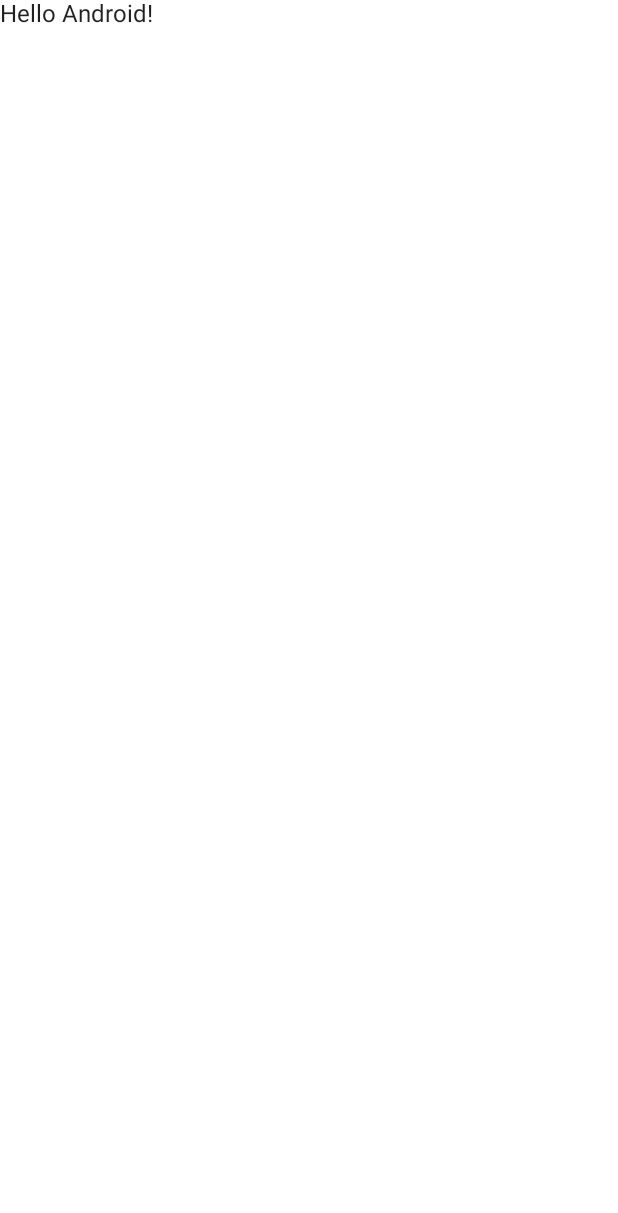
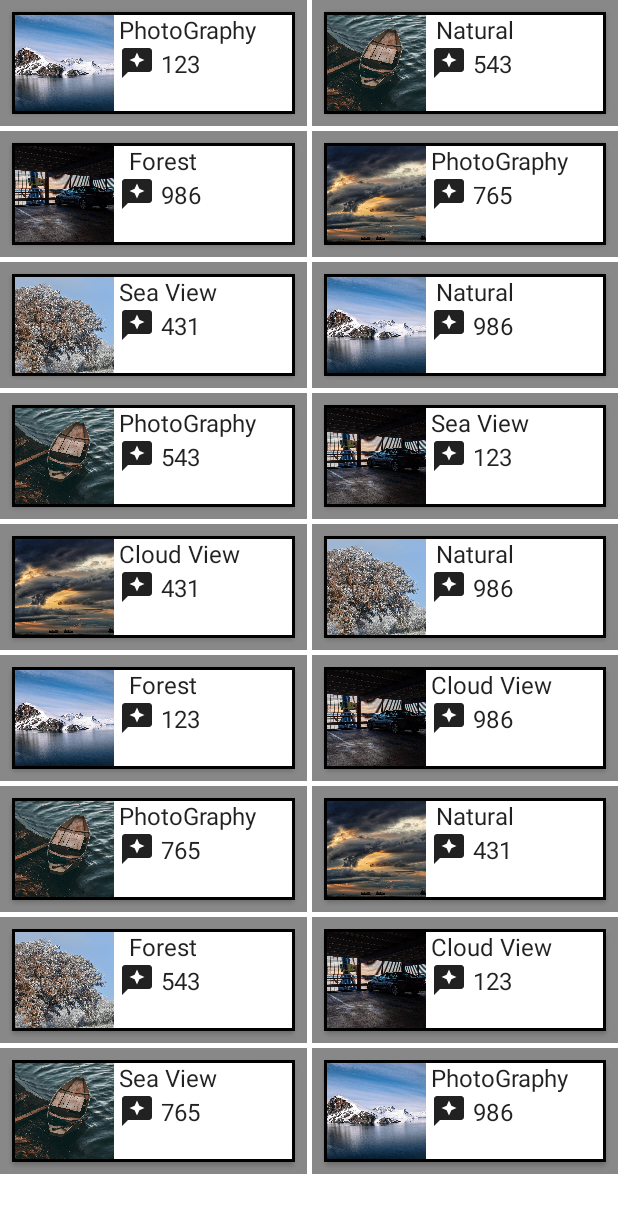
Before and after one commit to KshamaGupta/ChatApp, an Android app built with Jetpack Compose: the screen it shows after launch (MainActivity), on a phone screen of 412 x 824 dp. Before the commit the part shown is almost empty. Shown: the top 1213 px of the screen. Run offline under Robolectric (Android 15) with nearby library versions, the phone set to English and light mode, and no system bars.

Commit message:
initial commit

```diff
--- a/app/src/main/java/com/example/myapplication/MainActivity.kt
+++ b/app/src/main/java/com/example/myapplication/MainActivity.kt
@@ -1,16 +1,32 @@
 package com.example.myapplication
 
+import android.R
 import android.os.Bundle
 import androidx.activity.ComponentActivity
 import androidx.activity.compose.setContent
-import androidx.compose.foundation.layout.fillMaxSize
-import androidx.compose.material.MaterialTheme
-import androidx.compose.material.Surface
-import androidx.compose.material.Text
+import androidx.compose.foundation.Image
+import androidx.compose.foundation.background
+import androidx.compose.foundation.border
+import androidx.compose.foundation.layout.*
+import androidx.compose.foundation.layout.Arrangement.Absolute.spacedBy
+import androidx.compose.foundation.lazy.grid.GridCells
+import androidx.compose.foundation.lazy.grid.LazyVerticalGrid
+import androidx.compose.foundation.lazy.grid.items
+import androidx.compose.foundation.lazy.items
+import androidx.compose.material.*
 import androidx.compose.runtime.Composable
+import androidx.compose.ui.Alignment
 import androidx.compose.ui.Modifier
-import androidx.compose.ui.tooling.preview.Preview
+import androidx.compose.ui.graphics.Color
+import androidx.compose.ui.layout.ContentScale
+import androidx.compose.ui.res.dimensionResource
+import androidx.compose.ui.res.painterResource
+import androidx.compose.ui.res.stringResource
+import androidx.compose.ui.unit.dp
+import com.example.myapplication.data.DataSource
+import com.example.myapplication.model.Course
 import com.example.myapplication.ui.theme.MyApplicationTheme
+
 
 class MainActivity : ComponentActivity() {
     override fun onCreate(savedInstanceState: Bundle?) {
@@ -22,22 +38,50 @@ class MainActivity : ComponentActivity() {
                     modifier = Modifier.fillMaxSize(),
                     color = MaterialTheme.colors.background
                 ) {
-                    Greeting("Android")
+                    CourseApp()
                 }
             }
         }
     }
 }
+@Composable
+fun CourseApp(){
+    CourseListApp()
+}
 
 @Composable
-fun Greeting(name: String) {
-    Text(text = "Hello $name!")
+fun CourseListApp(){
+    LazyVerticalGrid(
+        columns = GridCells.Fixed(2),
+        verticalArrangement = spacedBy(3.dp),
+        horizontalArrangement = spacedBy(3.dp),
+         modifier= Modifier
+    ){
+        items(DataSource.l) { topic ->
+            CourseCard(topic)
+        }
+    }
 }
 
-@Preview(showBackground = true)
 @Composable
-fun DefaultPreview() {
-    MyApplicationTheme {
-        Greeting("Android")
-    }
+fun CourseCard(course:Course,modifier: Modifier=Modifier){
+            Card(modifier= Modifier
+                .background(color = Color.Gray).padding(8.dp)
+                .border(2.dp, color = Color.Black), elevation = 2.dp) {
+                Row() {
+                    Image(painter = painterResource(id = course.drawbleId), contentDescription ="",
+                        modifier= Modifier
+                            .size(68.dp,68.dp).aspectRatio(1f), contentScale = ContentScale.Crop)
+                    Column(Modifier.padding(3.dp)) {
+                        Text(text = stringResource(id = course.titleID),modifier=Modifier.align(Alignment.CenterHorizontally))
+                        Row() {
+                            Icon(
+                                painter = painterResource(id = course.iconId),
+                                contentDescription = ""
+                            )
+                            Text(text = stringResource(id = course.ratingId),modifier=Modifier.padding(4.dp))
+                        }
+                    }
+                }
+            }
 }
--- /dev/null
+++ b/app/src/main/java/com/example/myapplication/data/DataSource.kt
@@ -0,0 +1,29 @@
+package com.example.myapplication.data
+
+import com.example.myapplication.R
+import com.example.myapplication.model.Course
+
+object DataSource {
+
+        val l= listOf(Course(R.drawable.image2,R.drawable.baseline_reviews_24,R.string.title1,R.string.rating1),
+            Course(R.drawable.image3,R.drawable.baseline_reviews_24,R.string.title2,R.string.rating2),
+            Course(R.drawable.image4,R.drawable.baseline_reviews_24,R.string.title3,R.string.rating3),
+            Course(R.drawable.image5,R.drawable.baseline_reviews_24,R.string.title1,R.string.rating4),
+            Course(R.drawable.imagess1,R.drawable.baseline_reviews_24,R.string.title4,R.string.rating5),
+            Course(R.drawable.image2,R.drawable.baseline_reviews_24,R.string.title2,R.string.rating3),
+            Course(R.drawable.image3,R.drawable.baseline_reviews_24,R.string.title1,R.string.rating2),
+            Course(R.drawable.image4,R.drawable.baseline_reviews_24,R.string.title4,R.string.rating1),
+            Course(R.drawable.image5,R.drawable.baseline_reviews_24,R.string.title5,R.string.rating5),
+            Course(R.drawable.imagess1,R.drawable.baseline_reviews_24,R.string.title2,R.string.rating3),
+            Course(R.drawable.image2,R.drawable.baseline_reviews_24,R.string.title3,R.string.rating1),
+            Course(R.drawable.image4,R.drawable.baseline_reviews_24,R.string.title5,R.string.rating3),
+            Course(R.drawable.image3,R.drawable.baseline_reviews_24,R.string.title1,R.string.rating4),
+            Course(R.drawable.image5,R.drawable.baseline_reviews_24,R.string.title2,R.string.rating5),
+            Course(R.drawable.imagess1,R.drawable.baseline_reviews_24,R.string.title3,R.string.rating2),
+            Course(R.drawable.image4,R.drawable.baseline_reviews_24,R.string.title5,R.string.rating1),
+            Course(R.drawable.image3,R.drawable.baseline_reviews_24,R.string.title4,R.string.rating4),
+            Course(R.drawable.image2,R.drawable.baseline_reviews_24,R.string.title1,R.string.rating3)
+            )
+
+
+}
--- /dev/null
+++ b/app/src/main/java/com/example/myapplication/model/Course.kt
@@ -0,0 +1,6 @@
+package com.example.myapplication.model
+
+import androidx.annotation.DrawableRes
+import androidx.annotation.StringRes
+
+data class Course(@DrawableRes val drawbleId:Int,@DrawableRes val iconId:Int,@StringRes val titleID:Int,@StringRes val ratingId:Int )
--- /dev/null
+++ b/app/src/main/res/drawable/baseline_reviews_24.xml
@@ -0,0 +1,5 @@
+<vector android:height="24dp" android:tint="#000000"
+    android:viewportHeight="24" android:viewportWidth="24"
+    android:width="24dp" xmlns:android="http://schemas.android.com/apk/res/android">
+    <path android:fillColor="@android:color/white" android:pathData="M20,2H4C2.9,2 2,2.9 2,4v18l4,-4h14c1.1,0 2,-0.9 2,-2V4C22,2.9 21.1,2 20,2zM13.57,11.57L12,15l-1.57,-3.43L7,10l3.43,-1.57L12,5l1.57,3.43L17,10L13.57,11.57z"/>
+</vector>
--- a/app/src/main/res/values/strings.xml
+++ b/app/src/main/res/values/strings.xml
@@ -1,3 +1,14 @@
 <resources>
     <string name="app_name">My Application</string>
+    <string name="title1">PhotoGraphy</string>
+    <string name="title2">Natural</string>
+    <string name="title3">Forest</string>
+    <string name="title4">Sea View</string>
+    <string name="title5">Cloud View</string>
+    <string name="rating1">123</string>
+    <string name="rating0">678</string>
+    <string name="rating2">543</string>
+    <string name="rating3">986</string>
+    <string name="rating4">765</string>
+    <string name="rating5">431</string>
 </resources>
```
Also changed, not shown: app/src/main/res/drawable/image2.jpg (added), app/src/main/res/drawable/image3.jpg (added), app/src/main/res/drawable/image4.jpg (added), app/src/main/res/drawable/image5.jpg (added), app/src/main/res/drawable/imagess1.jpg (added).
